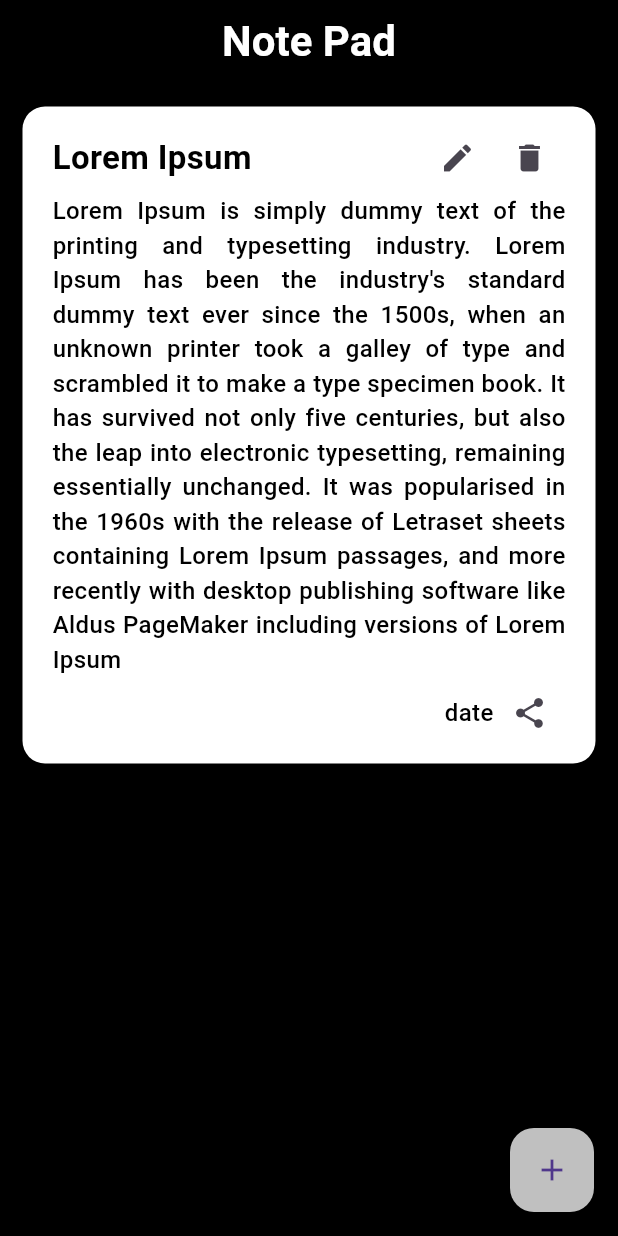
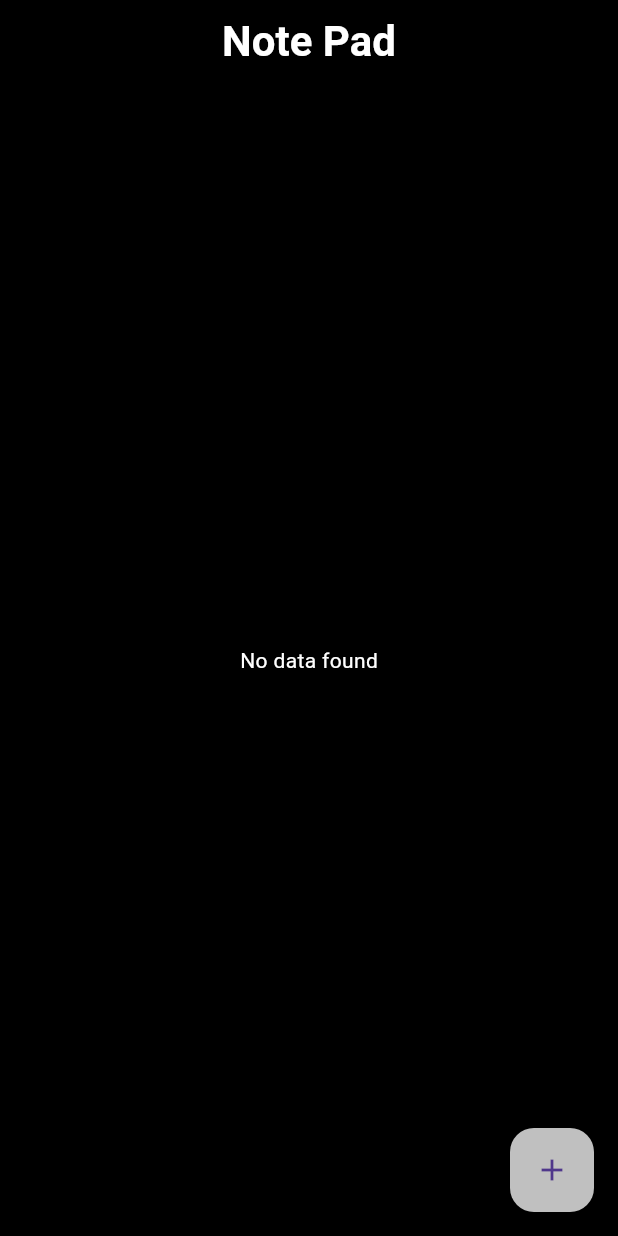
Before and after one commit to shihabLuminar/note_app_dec, a Flutter app: the screen it shows after launch, on a phone screen of 412 x 824 dp. Run offline on Flutter 3.47's test engine with Material 3 defaults, Android fonts, the phone set to English and light mode, and no system bars.

Commit message:
empty data case added

```diff
--- a/lib/controller/note_screen_controller.dart
+++ b/lib/controller/note_screen_controller.dart
@@ -6,15 +6,7 @@
   static TextEditingController dateController = TextEditingController();
 
   static Color selectColor = Colors.white;
-  List notesList = [
-    {
-      "title": "Lorem Ipsum",
-      "des":
-          "Lorem Ipsum is simply dummy text of the printing and typesetting industry. Lorem Ipsum has been the industry's standard dummy text ever since the 1500s, when an unknown printer took a galley of type and scrambled it to make a type specimen book. It has survived not only five centuries, but also the leap into electronic typesetting, remaining essentially unchanged. It was popularised in the 1960s with the release of Letraset sheets containing Lorem Ipsum passages, and more recently with desktop publishing software like Aldus PageMaker including versions of Lorem Ipsum",
-      "date": "date",
-      "color": Colors.white,
-    },
-  ];
+  List notesList = [];
 
   //function to add data
 
--- a/lib/main.dart
+++ b/lib/main.dart
@@ -1,5 +1,4 @@
 import 'package:flutter/material.dart';
-import 'package:todo_dec/view/note_screen/note_screen.dart';
 import 'package:todo_dec/view/splash_screen/splash_screen.dart';
 
 void main() {
--- a/lib/view/note_screen/note_screen.dart
+++ b/lib/view/note_screen/note_screen.dart
@@ -48,7 +48,14 @@
             color: ColorConstants.mainWhite,
             fontSize: 28),
       ),
-      body: ListView.separated(
+      body: noteScreenController.notesList.isEmpty
+          ? Center(
+              child: Text(
+                "No data found",
+                style: TextStyle(color: ColorConstants.mainWhite),
+              ),
+            )
+          : ListView.separated(
               itemCount: noteScreenController.notesList.length,
               padding: EdgeInsets.all(15),
               itemBuilder: (context, index) => CustomNotesWidget(
```
Lines whose indentation alone changed are shown as unchanged.
